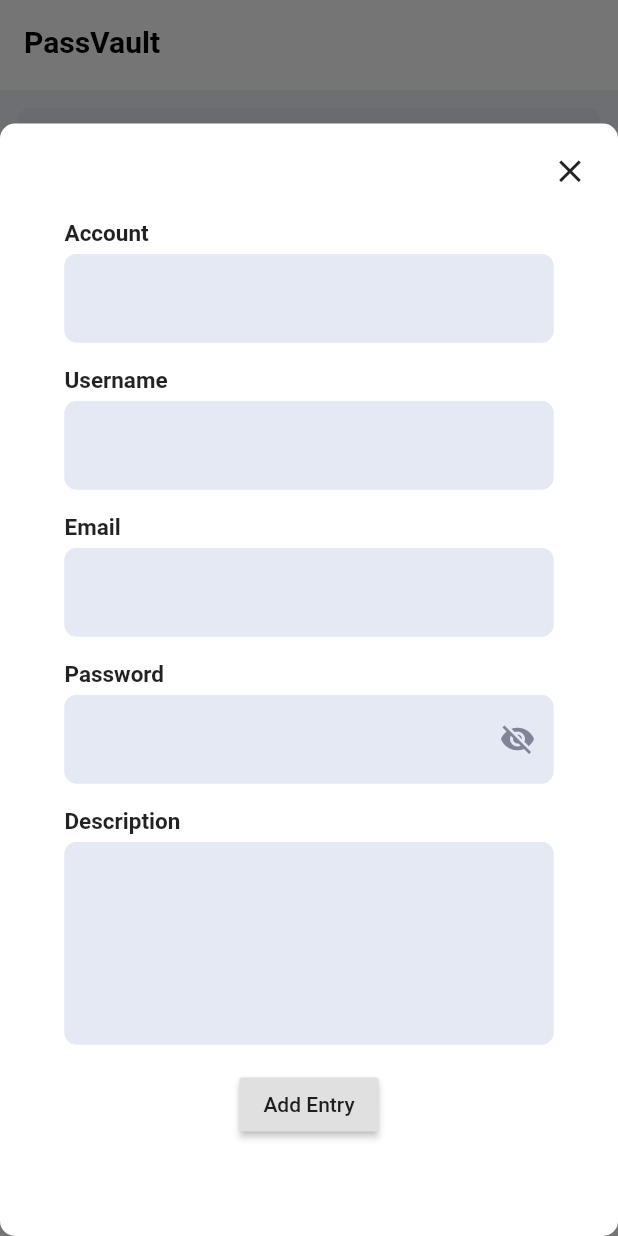
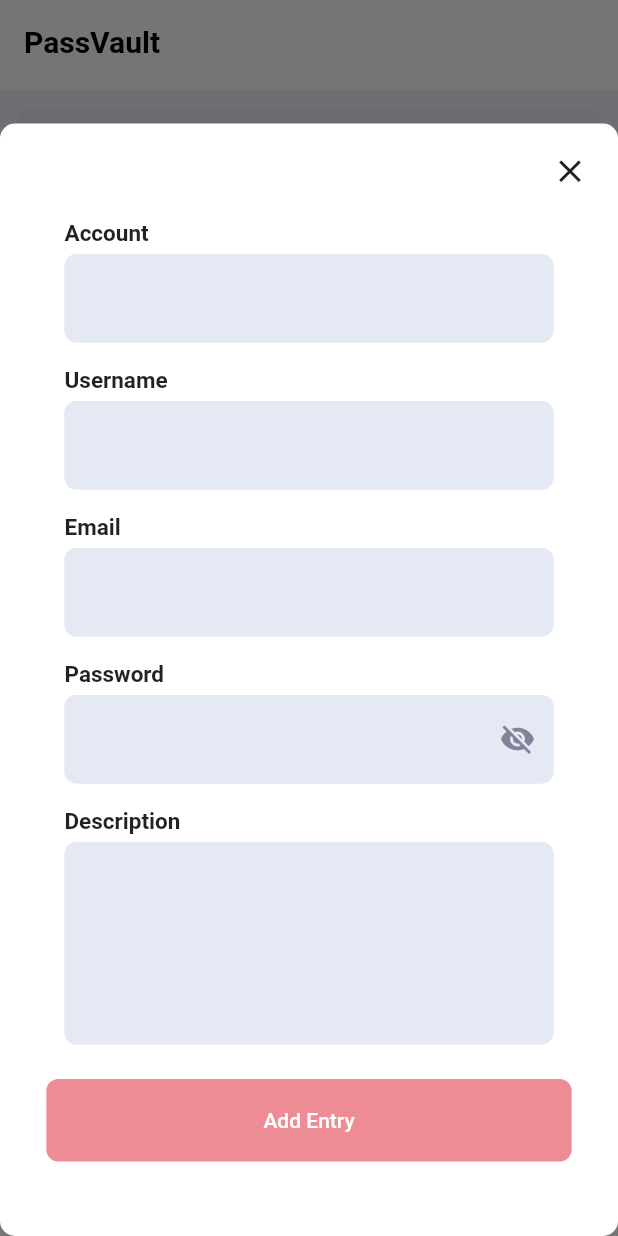
Before and after one commit to peetacho/PassVault-App, a Flutter app: the Home screen opened directly, after a tap on the "add" icon, on a phone screen of 412 x 824 dp. Run offline on Flutter 3.47's test engine with Material 2 defaults, Android fonts, the phone set to English and light mode, and no system bars; our stand-ins replace gradient_widgets, shared_preferences; accounts and stored records are empty.

Commit message:
718pm july5 icon changes on account name

```diff
--- a/lib/screens/app.dart
+++ b/lib/screens/app.dart
@@ -292,20 +292,30 @@ class HomeState extends State<Home> {
                               entryEmailItem('Email'),
                               entryPassItem('Password'),
                               entryDescItem('Description'),
-                              Row(
-                                mainAxisAlignment: MainAxisAlignment.center,
-                                children: <Widget>[
-                                  Padding(
-                                    padding: const EdgeInsets.all(8.0),
-                                    child: RaisedButton(
-                                      onPressed: () {
-                                        _submit();
-                                      },
-                                      child: Text('Add Entry'),
-                                    ),
-                                  )
-                                ],
-                              )
+                              Container(
+                                  margin:
+                                      EdgeInsets.only(top: 15.0, bottom: 8.0),
+                                  child: SizedBox(
+                                    height: 55,
+                                    width: MediaQuery.of(context).size.width *
+                                        0.85,
+                                    child: FlatButton(
+                                        color: entryColor2[0],
+                                        shape: RoundedRectangleBorder(
+                                          borderRadius:
+                                              BorderRadius.circular(8.0),
+                                        ),
+                                        child: Center(
+                                          child: Text(
+                                            'Add Entry',
+                                            style:
+                                                TextStyle(color: Colors.white),
+                                          ),
+                                        ),
+                                        onPressed: () {
+                                          _submit();
+                                        }),
+                                  )),
                             ],
                           )),
                     ),
@@ -631,7 +641,16 @@ class EntryItem implements ListItem {
 
   Widget buildUser(BuildContext context) {
     return Container(
-        child: Text(userOrEmail() + "\n" + "Password: " + newPass() + "\n",
+        child: Text(
+            'Username: ' +
+                user +
+                "\n" +
+                'Email: ' +
+                email +
+                "\n" +
+                "Password: " +
+                newPass() +
+                "\n",
             style: TextStyle(color: Colors.white, fontSize: 13)));
   }
 
--- a/lib/screens/entry/pageOne.dart
+++ b/lib/screens/entry/pageOne.dart
@@ -1,9 +1,13 @@
+import 'dart:async';
+import 'dart:convert';
 import 'package:flutter/material.dart';
 import 'package:gradient_widgets/gradient_widgets.dart';
 import '../app.dart';
 import 'EntryPage.dart';
 
 Color _searchBarColor = Color.fromRGBO(229, 233, 244, 1);
+
+var images;
 
 /////////////////////////////////////PAGE ONE////////////////////////////////
 class PageOne extends StatefulWidget {
@@ -15,6 +19,12 @@ class PageOne extends StatefulWidget {
 }
 
 class PageOneState extends State<PageOne> {
+  @override
+  void initState() {
+    _initImages();
+    super.initState();
+  }
+
   Color _background = Color.fromRGBO(240, 243, 250, 1);
   @override
   Widget build(BuildContext context) {
@@ -86,6 +96,8 @@ class PageOneState extends State<PageOne> {
   _listItem(context, index) {
     final item = itemsDisplay[index];
 
+    //_findImage(item);
+
     int colorIndex = index % 4;
 
     switch (colorIndex) {
@@ -108,19 +120,23 @@ class PageOneState extends State<PageOne> {
           left: 8.0,
           right: 8.0,
         ),
+        padding: EdgeInsets.only(top: 3.0, bottom: 5.0),
         height: 120.0,
+        child: Card(
             child: Container(
-            padding: EdgeInsets.only(top: 3.0, bottom: 5.0),
-            child: GradientCard(
+          decoration: BoxDecoration(
+              gradient: new LinearGradient(
+            colors: [entryColor[0], entryColor[1]],
+            begin: FractionalOffset.topLeft,
+            end: FractionalOffset.bottomRight,
+            stops: [0.0, 1],
+            tileMode: TileMode.clamp,
+          )),
           child: Column(
               mainAxisAlignment: MainAxisAlignment.center,
               children: <Widget>[
                 ListTile(
-                        leading: Icon(
-                          Icons.star_half,
-                          color: Colors.white,
-                          size: 50,
-                        ),
+                  leading: _findImage(item),
                   title: item.buildAccount(context),
                   subtitle: item.buildUser(context),
                   trailing: IconButton(
@@ -129,7 +145,9 @@ class PageOneState extends State<PageOne> {
                         color: Colors.white,
                         size: 30,
                       ),
-                            onPressed: () {}),
+                      onPressed: () {
+                        print('more vert');
+                      }),
                   isThreeLine: true,
                   onTap: () {
                     // print(item);
@@ -140,13 +158,42 @@ class PageOneState extends State<PageOne> {
                   },
                 ),
               ]),
-                elevation: 5.0,
-                gradient: new LinearGradient(
-                  colors: [entryColor[0], entryColor[1]],
-                  begin: FractionalOffset.topLeft,
-                  end: FractionalOffset.bottomRight,
-                  stops: [0.0, 1],
-                  tileMode: TileMode.clamp,
-                ))));
+        )));
+  }
+
+  Future _initImages() async {
+    // >> To get paths you need these 2 lines
+    final manifestContent =
+        await DefaultAssetBundle.of(context).loadString('AssetManifest.json');
+
+    final Map<String, dynamic> manifestMap = jsonDecode(manifestContent);
+    // >> To get paths you need these 2 lines
+
+    final imagePaths = manifestMap.keys
+        // .where((String key) => key.contains('images/'))
+        .where((String key) => key.contains('.png'))
+        .toList();
+
+    setState(() {
+      images = imagePaths;
+    });
+  }
+
+  _findImage(item) {
+    item = item.buildAccount(context).toString();
+    int otherQuoteIndex = item.indexOf('",');
+    String accountName =
+        (item.substring(6, otherQuoteIndex).replaceAll(' ', '').toLowerCase());
+    int imageIndex;
+    if (images != null) {
+      imageIndex = images
+          .indexWhere((element) => element.toString().contains(accountName));
+    }
+
+    if (imageIndex == -1) {
+      return new Icon(Icons.vpn_key, color: Colors.white, size: 50);
+    } else {
+      return new Tab(icon: Image.asset(images[imageIndex].toString()));
     }
   }
+}
--- a/pubspec.yaml
+++ b/pubspec.yaml
@@ -47,9 +47,8 @@ flutter:
   # the material Icons class.
   uses-material-design: true
   # To add assets to your application, add an assets section, like this:
-  # assets:
-  #   - images/a_dot_burr.jpeg
-  #   - images/a_dot_ham.jpeg
+  assets:
+    - assets/
   # An image asset can refer to one or more resolution-specific "variants", see
   # https://flutter.dev/assets-and-images/#resolution-aware.
   # For details regarding adding assets from package dependencies, see
```
Also changed, not shown: lib/screens/entry/EntryPage.dart (+14 -0 lines), 1 other file. Lines whose indentation alone changed are shown as unchanged.
